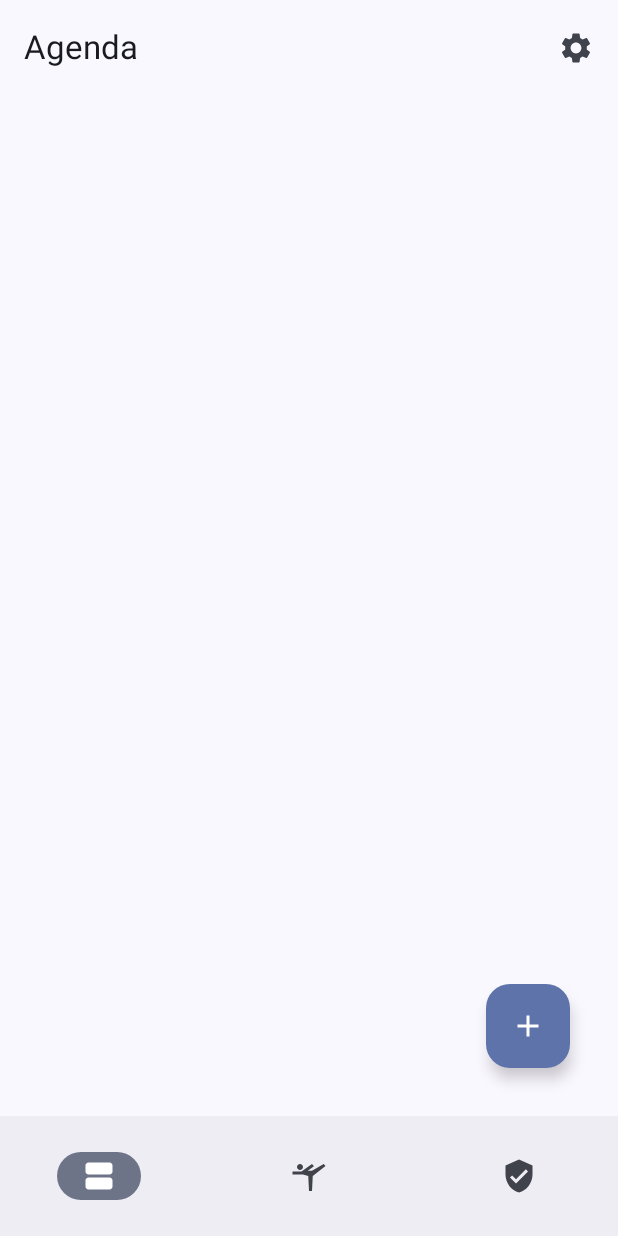
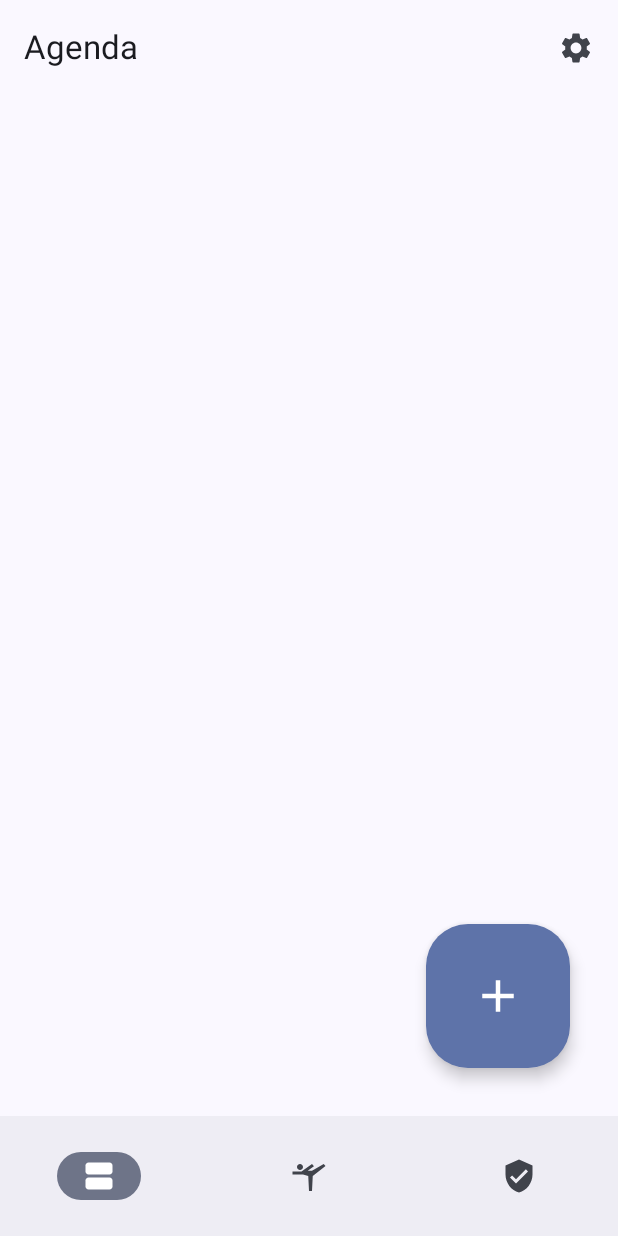
Before and after one commit to track-dima/Track, an Android app built with Jetpack Compose: the AgendaScreen screen opened through its navigation route, on a phone screen of 412 x 824 dp. Run offline under Robolectric (Android 15) with nearby library versions, the phone set to English and light mode, and no system bars; our stand-ins replace Dagger/Hilt's generated code, Firebase (no records; nobody signed in at launch, a user with empty details on screens opened directly), accompanist, window size class; 2 statements that could not run were skipped.

```diff
--- a/app/src/main/java/it/polimi/dima/track/screens/agenda/AgendaScreen.kt
+++ b/app/src/main/java/it/polimi/dima/track/screens/agenda/AgendaScreen.kt
@@ -10,6 +10,7 @@ import androidx.compose.material.icons.filled.Settings
 import androidx.compose.material3.*
 import androidx.compose.runtime.*
 import androidx.compose.ui.Modifier
+import androidx.compose.ui.res.stringResource
 import androidx.compose.ui.unit.dp
 import androidx.hilt.navigation.compose.hiltViewModel
 import androidx.lifecycle.compose.collectAsStateWithLifecycle
@@ -34,11 +35,15 @@ fun AgendaScreen(
     Scaffold(
         floatingActionButton = {
             if (navigationType == NavigationType.BOTTOM_NAVIGATION) {
-                FloatingActionButton(
+                LargeFloatingActionButton(
                     onClick = { viewModel.onAddClick(openScreen) },
                     modifier = modifier.padding(16.dp)
                 ) {
-                    Icon(Icons.Filled.Add, "Add")
+                    Icon(
+                        Icons.Filled.Add,
+                        modifier = Modifier.size(FloatingActionButtonDefaults.LargeIconSize),
+                        contentDescription = stringResource(id = R.string.add_training),
+                    )
                 }
             }
         }
@@ -49,7 +54,7 @@ fun AgendaScreen(
         val sortedTrainings = trainings.value.sortedByDescending { it.dueDate }
         val options by viewModel.options
 
-        Column(modifier = Modifier.fillMaxWidth().fillMaxHeight()) {
+        Column(modifier = Modifier.fillMaxWidth() .fillMaxHeight()) {
             ActionToolbar(
                 title = R.string.agenda,
                 modifier = Modifier.toolbarActions(),
--- a/app/src/main/java/it/polimi/dima/track/screens/training/TrainingScreen.kt
+++ b/app/src/main/java/it/polimi/dima/track/screens/training/TrainingScreen.kt
@@ -6,7 +6,6 @@ import androidx.compose.foundation.layout.padding
 import androidx.compose.material.icons.Icons
 import androidx.compose.material.icons.outlined.Close
 import androidx.compose.material.icons.outlined.Edit
-import androidx.compose.material3.ExperimentalMaterial3Api
 import androidx.compose.material3.FilledTonalIconButton
 import androidx.compose.material3.Icon
 import androidx.compose.material3.MaterialTheme
@@ -25,7 +24,6 @@ import it.polimi.dima.track.common.composable.NoTitleToolbar
 import it.polimi.dima.track.common.ext.contextMenu
 import it.polimi.dima.track.model.Training
 
-@OptIn(ExperimentalMaterial3Api::class)
 @Composable
 fun TrainingScreen(
   popUpScreen: () -> Unit,
--- a/app/src/main/java/it/polimi/dima/track/screens/training/TrainingViewModel.kt
+++ b/app/src/main/java/it/polimi/dima/track/screens/training/TrainingViewModel.kt
@@ -17,7 +17,6 @@ import javax.inject.Inject
 class TrainingViewModel @Inject constructor(
   logService: LogService,
   private val storageService: StorageService,
-  private val configurationService: ConfigurationService
 ) : TrackViewModel(logService) {
   val training = mutableStateOf(Training())
   val options = mutableStateOf<List<String>>(listOf())
```
Also changed, not shown: app/src/main/java/it/polimi/dima/track/model/Training.kt (+6 -3 lines), app/src/main/java/it/polimi/dima/track/model/TrainingStep.kt (added, +16 -0 lines).
